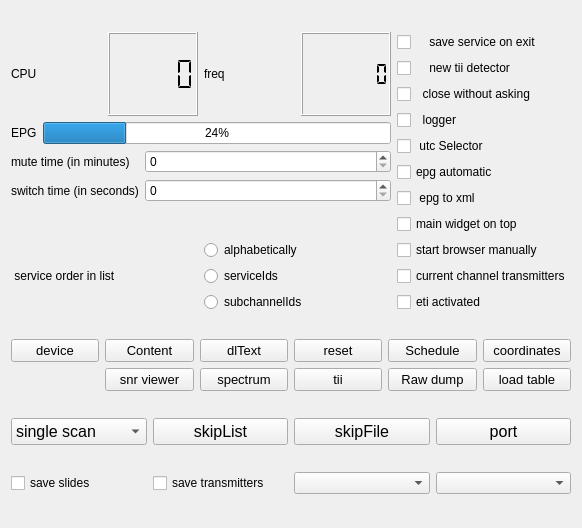
Qt form forms/config-helper.ui (tomneda/qt-dab) before a commit.
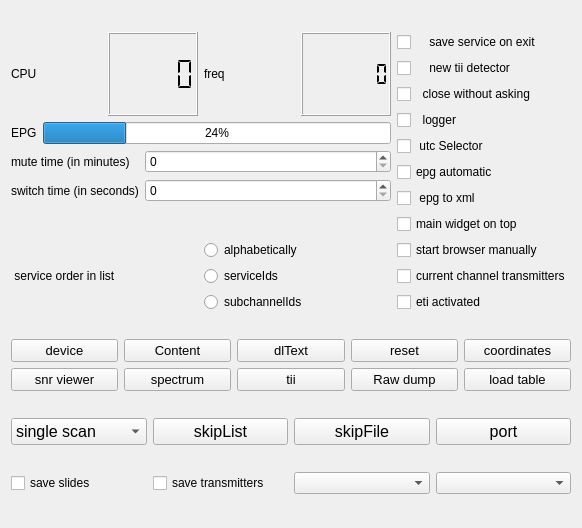
The same form after that commit. Custom widgets are drawn as their Qt base class.

Commit message: Remove Schedule feature

```diff
--- a/forms/config-helper.ui
+++ b/forms/config-helper.ui
@@ -277,107 +277,6 @@
    </item>
    <item>
     <layout class="QGridLayout" name="gridLayout">
-     <item row="0" column="0">
-      <widget class="smallPushButton" name="devicewidgetButton">
-       <property name="sizePolicy">
-        <sizepolicy hsizetype="Preferred" vsizetype="Fixed">
-         <horstretch>0</horstretch>
-         <verstretch>0</verstretch>
-        </sizepolicy>
-       </property>
-       <property name="font">
-        <font>
-         <family>Cantarell</family>
-         <pointsize>10</pointsize>
-        </font>
-       </property>
-       <property name="toolTip">
-        <string>&lt;html&gt;&lt;head/&gt;&lt;body&gt;&lt;p&gt;show or hide the widget for controlling the device.&lt;/p&gt;&lt;/body&gt;&lt;/html&gt;</string>
-       </property>
-       <property name="text">
-        <string>device</string>
-       </property>
-      </widget>
-     </item>
-     <item row="0" column="1">
-      <widget class="smallPushButton" name="contentButton">
-       <property name="sizePolicy">
-        <sizepolicy hsizetype="Preferred" vsizetype="Fixed">
-         <horstretch>0</horstretch>
-         <verstretch>0</verstretch>
-        </sizepolicy>
-       </property>
-       <property name="font">
-        <font>
-         <pointsize>10</pointsize>
-        </font>
-       </property>
-       <property name="toolTip">
-        <string>&lt;html&gt;&lt;head/&gt;&lt;body&gt;&lt;p&gt;This will open a 'save as ... dialog' where you can select a file to store a description of the content of the current DAB ensemble (Audio and Data) in a text file.&lt;/p&gt;&lt;/body&gt;&lt;/html&gt;</string>
-       </property>
-       <property name="text">
-        <string>Content</string>
-       </property>
-      </widget>
-     </item>
-     <item row="0" column="2">
-      <widget class="smallPushButton" name="dlTextButton">
-       <property name="font">
-        <font>
-         <pointsize>10</pointsize>
-        </font>
-       </property>
-       <property name="toolTip">
-        <string>&lt;html&gt;&lt;head/&gt;&lt;body&gt;&lt;p&gt;Save the lines of text that appear as dynamic label&lt;/p&gt;&lt;/body&gt;&lt;/html&gt;</string>
-       </property>
-       <property name="text">
-        <string>dlText</string>
-       </property>
-      </widget>
-     </item>
-     <item row="0" column="3">
-      <widget class="smallPushButton" name="resetButton">
-       <property name="sizePolicy">
-        <sizepolicy hsizetype="Preferred" vsizetype="Fixed">
-         <horstretch>0</horstretch>
-         <verstretch>0</verstretch>
-        </sizepolicy>
-       </property>
-       <property name="font">
-        <font>
-         <pointsize>10</pointsize>
-        </font>
-       </property>
-       <property name="toolTip">
-        <string>&lt;html&gt;&lt;head/&gt;&lt;body&gt;&lt;p&gt;Push this button to reset, i.e. restart synchronization.&lt;/p&gt;&lt;/body&gt;&lt;/html&gt;</string>
-       </property>
-       <property name="text">
-        <string>reset</string>
-       </property>
-      </widget>
-     </item>
-     <item row="0" column="4">
-      <widget class="smallPushButton" name="scheduleButton">
-       <property name="sizePolicy">
-        <sizepolicy hsizetype="Preferred" vsizetype="Fixed">
-         <horstretch>0</horstretch>
-         <verstretch>0</verstretch>
-        </sizepolicy>
-       </property>
-       <property name="font">
-        <font>
-         <family>Cantarell</family>
-         <pointsize>10</pointsize>
-        </font>
-       </property>
-       <property name="toolTip">
-        <string>&lt;html&gt;&lt;head/&gt;&lt;body&gt;&lt;p&gt;Touching this button allows you to specify elements for the scheduler. First a list will show from which you can select an element. The list contains - apart from the names of the services in the currently selected ensemble and the preset list, a few commands. &lt;/p&gt;&lt;p&gt;Once selected, a widget  appears on which the time can be specified that the selection should take place.&lt;/p&gt;&lt;/body&gt;&lt;/html&gt;</string>
-       </property>
-       <property name="text">
-        <string>Schedule</string>
-       </property>
-      </widget>
-     </item>
      <item row="0" column="5">
       <widget class="smallPushButton" name="set_coordinatesButton">
        <property name="font">
@@ -485,6 +384,85 @@
        </property>
       </widget>
      </item>
+     <item row="0" column="4">
+      <widget class="smallPushButton" name="resetButton">
+       <property name="sizePolicy">
+        <sizepolicy hsizetype="Preferred" vsizetype="Fixed">
+         <horstretch>0</horstretch>
+         <verstretch>0</verstretch>
+        </sizepolicy>
+       </property>
+       <property name="font">
+        <font>
+         <pointsize>10</pointsize>
+        </font>
+       </property>
+       <property name="toolTip">
+        <string>&lt;html&gt;&lt;head/&gt;&lt;body&gt;&lt;p&gt;Push this button to reset, i.e. restart synchronization.&lt;/p&gt;&lt;/body&gt;&lt;/html&gt;</string>
+       </property>
+       <property name="text">
+        <string>reset</string>
+       </property>
+      </widget>
+     </item>
+     <item row="0" column="3">
+      <widget class="smallPushButton" name="dlTextButton">
+       <property name="font">
+        <font>
+         <pointsize>10</pointsize>
+        </font>
+       </property>
+       <property name="toolTip">
+        <string>&lt;html&gt;&lt;head/&gt;&lt;body&gt;&lt;p&gt;Save the lines of text that appear as dynamic label&lt;/p&gt;&lt;/body&gt;&lt;/html&gt;</string>
+       </property>
+       <property name="text">
+        <string>dlText</string>
+       </property>
+      </widget>
+     </item>
+     <item row="0" column="2">
+      <widget class="smallPushButton" name="contentButton">
+       <property name="sizePolicy">
+        <sizepolicy hsizetype="Preferred" vsizetype="Fixed">
+         <horstretch>0</horstretch>
+         <verstretch>0</verstretch>
+        </sizepolicy>
+       </property>
+       <property name="font">
+        <font>
+         <pointsize>10</pointsize>
+        </font>
+       </property>
+       <property name="toolTip">
+        <string>&lt;html&gt;&lt;head/&gt;&lt;body&gt;&lt;p&gt;This will open a 'save as ... dialog' where you can select a file to store a description of the content of the current DAB ensemble (Audio and Data) in a text file.&lt;/p&gt;&lt;/body&gt;&lt;/html&gt;</string>
+       </property>
+       <property name="text">
+        <string>Content</string>
+       </property>
+      </widget>
+     </item>
+     <item row="0" column="1">
+      <widget class="smallPushButton" name="devicewidgetButton">
+       <property name="sizePolicy">
+        <sizepolicy hsizetype="Preferred" vsizetype="Fixed">
+         <horstretch>0</horstretch>
+         <verstretch>0</verstretch>
+        </sizepolicy>
+       </property>
+       <property name="font">
+        <font>
+         <family>Cantarell</family>
+         <pointsize>10</pointsize>
+        </font>
+       </property>
+       <property name="toolTip">
+        <string>&lt;html&gt;&lt;head/&gt;&lt;body&gt;&lt;p&gt;show or hide the widget for controlling the device.&lt;/p&gt;&lt;/body&gt;&lt;/html&gt;</string>
+       </property>
+       <property name="text">
+        <string>device</string>
+       </property>
+      </widget>
+     </item>
     </layout>
    </item>
    <item>
```
The commit also changes 9 other files.
